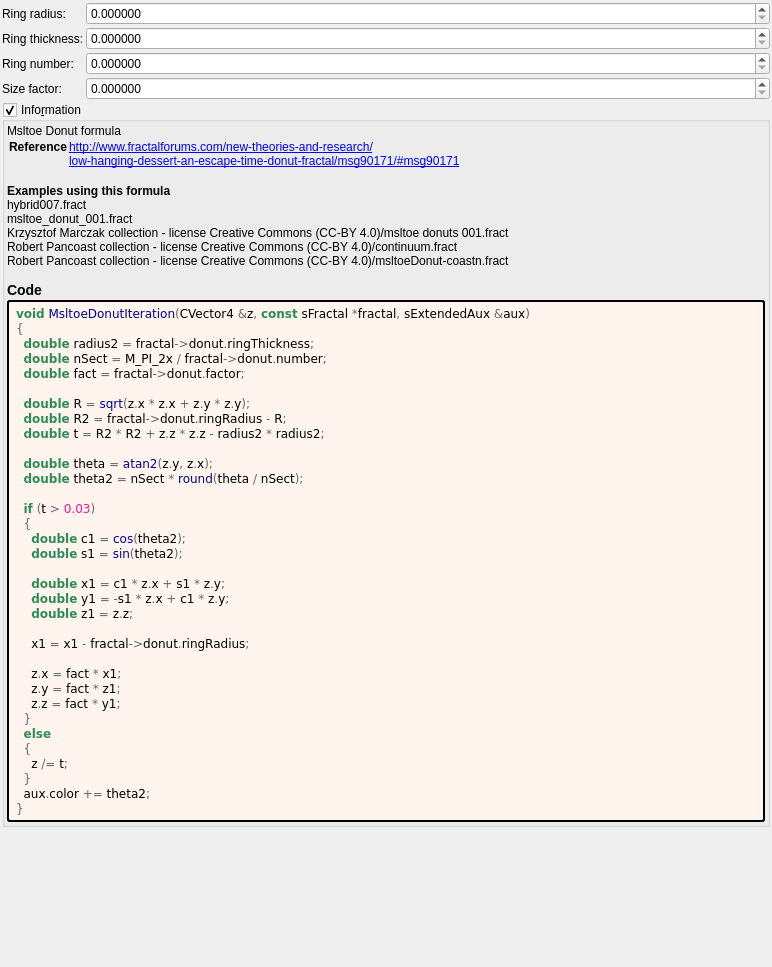
First picture: the form in mandelbulber2/formula/ui/msltoe_donut.ui, repository buddhi1980/mandelbulber2, before the edit.
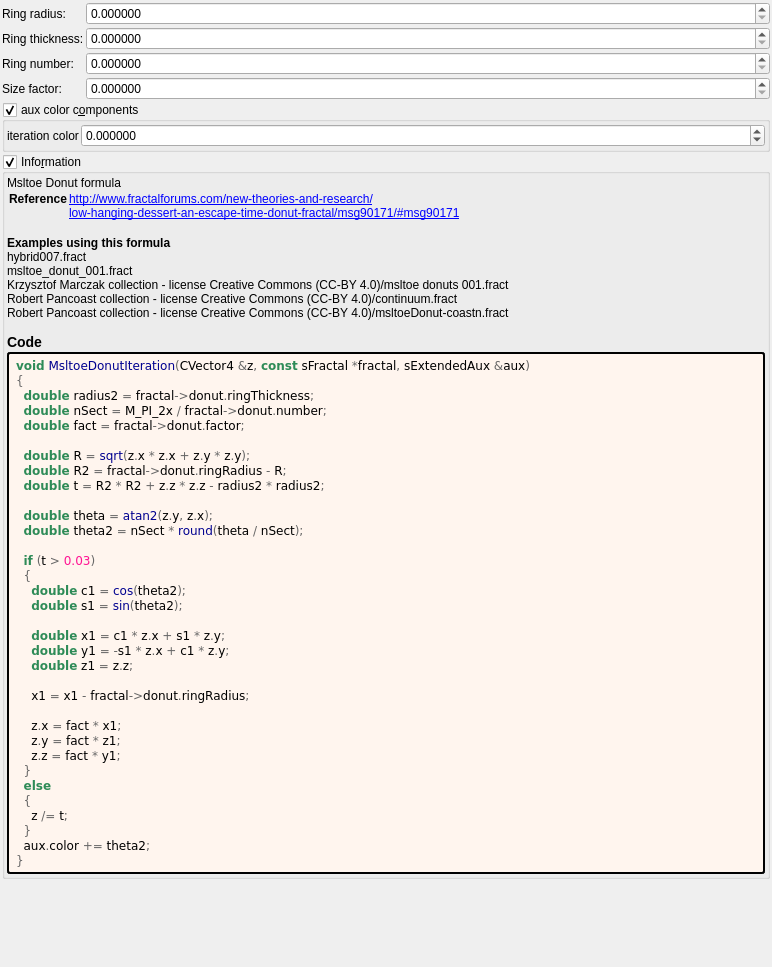
Second picture: the form after the edit. Custom widgets are drawn as their Qt base class.

Commit message: msltoe_donut.ui beta (temp Use force analytic difs)

Patch:
```diff
--- a/mandelbulber2/formula/ui/msltoe_donut.ui
+++ b/mandelbulber2/formula/ui/msltoe_donut.ui
@@ -176,6 +176,72 @@
      </item>
     </layout>
    </item>
+   <item>
+    <widget class="MyGroupBox" name="groupCheck_fold_color_aux_color_enabled">
+     <property name="title">
+      <string>aux color c&amp;omponents</string>
+     </property>
+     <property name="checkable">
+      <bool>true</bool>
+     </property>
+     <layout class="QVBoxLayout" name="verticalLayout_11">
+      <property name="leftMargin">
+       <number>2</number>
+      </property>
+      <property name="topMargin">
+       <number>2</number>
+      </property>
+      <property name="rightMargin">
+       <number>2</number>
+      </property>
+      <property name="bottomMargin">
+       <number>2</number>
+      </property>
+      <item>
+       <layout class="QGridLayout" name="gridLayout_19" columnstretch="0,1">
+        <property name="spacing">
+         <number>2</number>
+        </property>
+        <item row="1" column="0">
+         <widget class="QLabel" name="label_54">
+          <property name="text">
+           <string>iteration color</string>
+          </property>
+         </widget>
+        </item>
+        <item row="1" column="1">
+         <widget class="MyDoubleSpinBox" name="spinbox_fold_color_difs1">
+          <property name="sizePolicy">
+           <sizepolicy hsizetype="Minimum" vsizetype="Maximum">
+            <horstretch>0</horstretch>
+            <verstretch>0</verstretch>
+           </sizepolicy>
+          </property>
+          <property name="prefix">
+           <string/>
+          </property>
+          <property name="suffix">
+           <string/>
+          </property>
+          <property name="decimals">
+           <number>6</number>
+          </property>
+          <property name="minimum">
+           <double>-100.000000000000000</double>
+          </property>
+          <property name="maximum">
+           <double>100.000000000000000</double>
+          </property>
+          <property name="singleStep">
+           <double>0.100000000000000</double>
+          </property>
+         </widget>
+        </item>
+       </layout>
+      </item>
+     </layout>
+    </widget>
+   </item>
    <item>
     <widget class="MyGroupBox" name="groupCheck_info">
      <property name="title">
```
Left out of the diff: 2 changed lines with no effect on the pictures. The commit also changes 1 other file.
